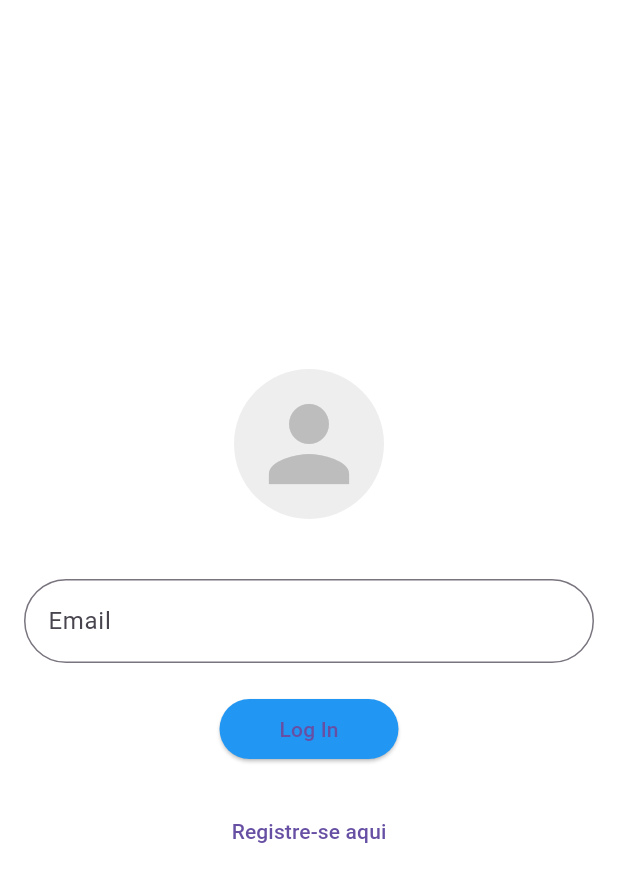
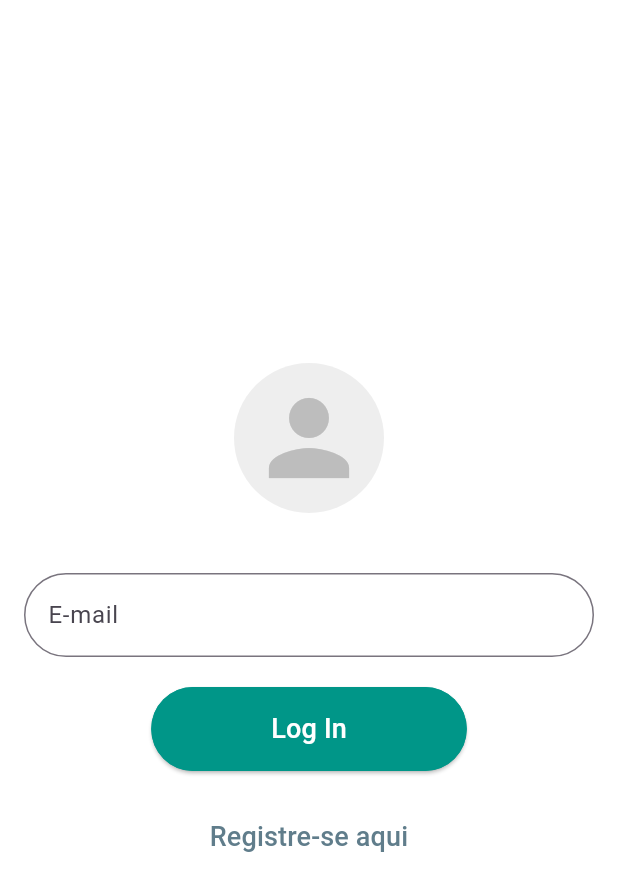
Before and after one commit to victor-monteiro11/sinapse, a Flutter app: the screen it shows after launch, on a phone screen of 412 x 824 dp. Shown: the top 891 px of the screen. Run offline on Flutter 3.47's test engine with Material 3 defaults, Android fonts, the phone set to English and light mode, and no system bars; our stand-ins replace sqflite; accounts and stored records are empty.

Commit message:
Ajustes telas

```diff
--- a/lib/tela_login.dart
+++ b/lib/tela_login.dart
@@ -58,7 +58,7 @@ class _LoginPageState extends State<LoginPage> {
               SizedBox(height: 40),
               TextFormField(
                 decoration: InputDecoration(
-                  labelText: 'Email',
+                  labelText: 'E-mail',
                   border: OutlineInputBorder(
                     borderRadius: BorderRadius.circular(30.0),
                     borderSide: BorderSide(
@@ -78,20 +78,24 @@ class _LoginPageState extends State<LoginPage> {
               ElevatedButton(
                 onPressed: _login,
                 style: ElevatedButton.styleFrom(
-                  padding: EdgeInsets.symmetric(horizontal: 40, vertical: 10),
+                  padding: EdgeInsets.symmetric(horizontal: 80, vertical: 15),
+                  side: BorderSide(color: Colors.teal, width: 2),
                   shape: RoundedRectangleBorder(
                     borderRadius: BorderRadius.circular(30.0),
                   ),
-                  backgroundColor: Colors.blue,
+
+                  backgroundColor: Colors.teal,
                 ),
-                child: Text('Log In'),
-              ),
+                child: Text('Log In',
+                  style: TextStyle(fontSize: 18, color: Colors.white),
+                  ),),
               SizedBox(height: 20),
               TextButton(
                 onPressed: () {
                   Navigator.pushNamed(context, '/register');
                 },
-                child: Text('Registre-se aqui'),
+                child: Text('Registre-se aqui',
+                  style: TextStyle(fontSize: 18, color: Colors.blueGrey),),
               ),
             ],
           ),
```
Also changed, not shown: lib/main.dart (+8 -5 lines).
